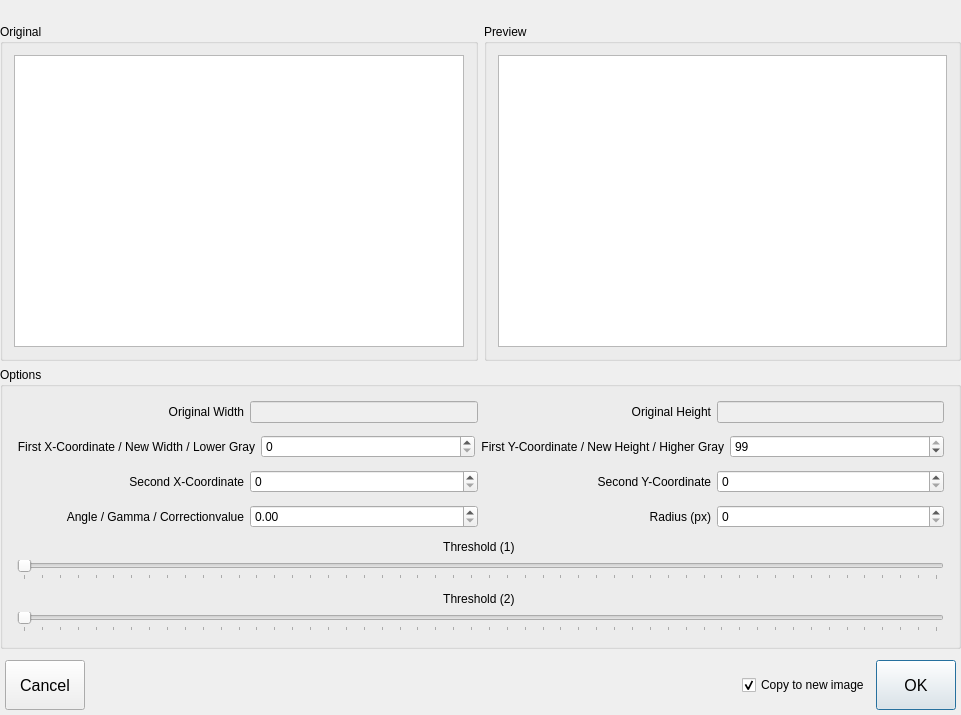
This is KomischesCAIPProjekt/KPProcessingWindow.ui in Kixel/KomischesCAIPProjekt as Qt 5 draws it before an edit. The edited form follows.
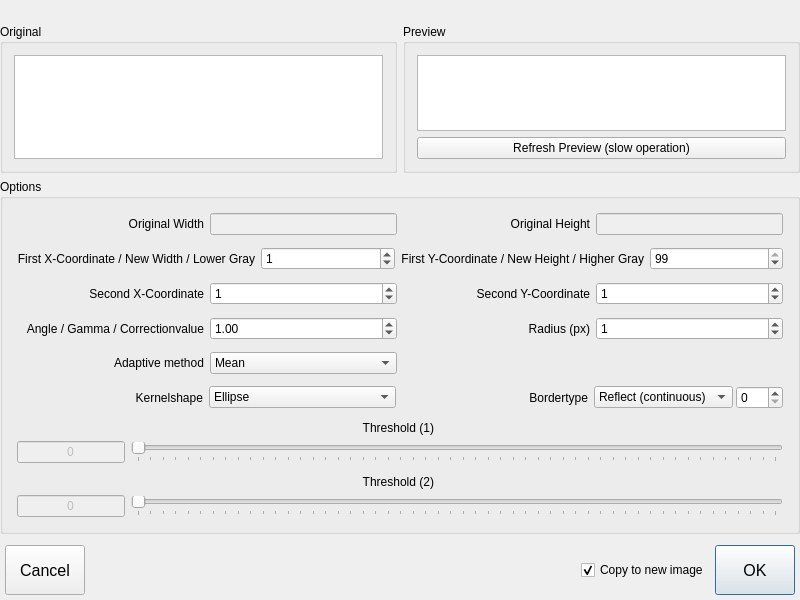
This is the edited form.

The edit to the form file:
```diff
--- a/KomischesCAIPProjekt/KPProcessingWindow.ui
+++ b/KomischesCAIPProjekt/KPProcessingWindow.ui
@@ -6,8 +6,8 @@
    <rect>
     <x>0</x>
     <y>0</y>
-    <width>961</width>
-    <height>715</height>
+    <width>800</width>
+    <height>600</height>
    </rect>
   </property>
   <property name="windowTitle">
@@ -70,6 +70,13 @@
         <item row="0" column="0">
          <widget class="QGraphicsView" name="qgv_preview"/>
         </item>
+        <item row="1" column="0">
+         <widget class="QPushButton" name="buttonRefresh">
+          <property name="text">
+           <string>Refresh Preview (slow operation)</string>
+          </property>
+         </widget>
+        </item>
        </layout>
       </widget>
      </item>
@@ -183,7 +190,11 @@
           </widget>
          </item>
          <item>
-          <widget class="QSpinBox" name="spinBox"/>
+          <widget class="QSpinBox" name="spinBox">
+           <property name="value">
+            <number>1</number>
+           </property>
+          </widget>
          </item>
          <item>
           <widget class="QLabel" name="label_7">
@@ -234,7 +245,11 @@
           </widget>
          </item>
          <item>
-          <widget class="QSpinBox" name="spinBox_3"/>
+          <widget class="QSpinBox" name="spinBox_3">
+           <property name="value">
+            <number>1</number>
+           </property>
+          </widget>
          </item>
          <item>
           <widget class="QLabel" name="label_9">
@@ -247,7 +262,11 @@
           </widget>
          </item>
          <item>
-          <widget class="QSpinBox" name="spinBox_4"/>
+          <widget class="QSpinBox" name="spinBox_4">
+           <property name="value">
+            <number>1</number>
+           </property>
+          </widget>
          </item>
         </layout>
        </widget>
@@ -311,7 +330,11 @@
              <number>0</number>
             </property>
             <item row="0" column="0">
-             <widget class="QDoubleSpinBox" name="doubleSpinBox"/>
+             <widget class="QDoubleSpinBox" name="doubleSpinBox">
+              <property name="value">
+               <double>1.000000000000000</double>
+              </property>
+             </widget>
             </item>
            </layout>
           </widget>
@@ -366,7 +389,179 @@
              <number>0</number>
             </property>
             <item row="0" column="0">
-             <widget class="QSpinBox" name="spinBox_5"/>
+             <widget class="QSpinBox" name="spinBox_5">
+              <property name="value">
+               <number>1</number>
+              </property>
+             </widget>
+            </item>
+           </layout>
+          </widget>
+         </item>
+        </layout>
+       </widget>
+      </item>
+      <item>
+       <widget class="QWidget" name="w_comboBox" native="true">
+        <layout class="QHBoxLayout" name="horizontalLayout_9">
+         <property name="leftMargin">
+          <number>3</number>
+         </property>
+         <property name="topMargin">
+          <number>3</number>
+         </property>
+         <property name="rightMargin">
+          <number>3</number>
+         </property>
+         <property name="bottomMargin">
+          <number>3</number>
+         </property>
+         <item>
+          <widget class="QLabel" name="label_11">
+           <property name="text">
+            <string>Adaptive method</string>
+           </property>
+           <property name="alignment">
+            <set>Qt::AlignRight|Qt::AlignTrailing|Qt::AlignVCenter</set>
+           </property>
+          </widget>
+         </item>
+         <item>
+          <widget class="QComboBox" name="comboBox">
+           <item>
+            <property name="text">
+             <string>Mean</string>
+            </property>
+           </item>
+           <item>
+            <property name="text">
+             <string>Gaussian</string>
+            </property>
+           </item>
+          </widget>
+         </item>
+         <item>
+          <widget class="QWidget" name="widget_4" native="true"/>
+         </item>
+         <item>
+          <widget class="QWidget" name="widget_5" native="true"/>
+         </item>
+        </layout>
+       </widget>
+      </item>
+      <item>
+       <widget class="QWidget" name="w_morph" native="true">
+        <layout class="QHBoxLayout" name="horizontalLayout_10">
+         <property name="leftMargin">
+          <number>3</number>
+         </property>
+         <property name="topMargin">
+          <number>3</number>
+         </property>
+         <property name="rightMargin">
+          <number>3</number>
+         </property>
+         <property name="bottomMargin">
+          <number>3</number>
+         </property>
+         <item>
+          <widget class="QLabel" name="label_12">
+           <property name="text">
+            <string>Kernelshape</string>
+           </property>
+           <property name="alignment">
+            <set>Qt::AlignRight|Qt::AlignTrailing|Qt::AlignVCenter</set>
+           </property>
+          </widget>
+         </item>
+         <item>
+          <widget class="QComboBox" name="combo_shape">
+           <property name="currentIndex">
+            <number>2</number>
+           </property>
+           <item>
+            <property name="text">
+             <string>Rectangular</string>
+            </property>
+           </item>
+           <item>
+            <property name="text">
+             <string>Cross</string>
+            </property>
+           </item>
+           <item>
+            <property name="text">
+             <string>Ellipse</string>
+            </property>
+           </item>
+          </widget>
+         </item>
+         <item>
+          <widget class="QLabel" name="label_13">
+           <property name="text">
+            <string>Bordertype</string>
+           </property>
+           <property name="alignment">
+            <set>Qt::AlignRight|Qt::AlignTrailing|Qt::AlignVCenter</set>
+           </property>
+          </widget>
+         </item>
+         <item>
+          <widget class="QWidget" name="widget_6" native="true">
+           <layout class="QHBoxLayout" name="horizontalLayout_11">
+            <property name="spacing">
+             <number>3</number>
+            </property>
+            <property name="leftMargin">
+             <number>0</number>
+            </property>
+            <property name="topMargin">
+             <number>0</number>
+            </property>
+            <property name="rightMargin">
+             <number>0</number>
+            </property>
+            <property name="bottomMargin">
+             <number>0</number>
+            </property>
+            <item>
+             <widget class="QComboBox" name="comboBorder">
+              <property name="currentIndex">
+               <number>4</number>
+              </property>
+              <item>
+               <property name="text">
+                <string>Constant value</string>
+               </property>
+              </item>
+              <item>
+               <property name="text">
+                <string>Replicate</string>
+               </property>
+              </item>
+              <item>
+               <property name="text">
+                <string>Reflect</string>
+               </property>
+              </item>
+              <item>
+               <property name="text">
+                <string>Wrap</string>
+               </property>
+              </item>
+              <item>
+               <property name="text">
+                <string>Reflect (continuous)</string>
+               </property>
+              </item>
+             </widget>
+            </item>
+            <item>
+             <widget class="QSpinBox" name="spinnerBorder">
+              <property name="maximum">
+               <number>255</number>
+              </property>
+             </widget>
             </item>
            </layout>
           </widget>
@@ -400,20 +595,52 @@
           </widget>
          </item>
          <item>
-          <widget class="QSlider" name="horizontalSlider">
-           <property name="maximum">
-            <number>255</number>
+          <layout class="QHBoxLayout" name="horizontalLayout_7">
+           <property name="topMargin">
+            <number>0</number>
            </property>
-           <property name="orientation">
-            <enum>Qt::Horizontal</enum>
-           </property>
-           <property name="tickPosition">
-            <enum>QSlider::TicksBelow</enum>
-           </property>
-           <property name="tickInterval">
-            <number>5</number>
-           </property>
-          </widget>
+           <item>
+            <widget class="QLineEdit" name="lineEdit_3">
+             <property name="enabled">
+              <bool>false</bool>
+             </property>
+             <property name="sizePolicy">
+              <sizepolicy hsizetype="Minimum" vsizetype="Fixed">
+               <horstretch>0</horstretch>
+               <verstretch>0</verstretch>
+              </sizepolicy>
+             </property>
+             <property name="minimumSize">
+              <size>
+               <width>30</width>
+               <height>0</height>
+              </size>
+             </property>
+             <property name="text">
+              <string>0</string>
+             </property>
+             <property name="alignment">
+              <set>Qt::AlignCenter</set>
+             </property>
+            </widget>
+           </item>
+           <item>
+            <widget class="QSlider" name="horizontalSlider">
+             <property name="maximum">
+              <number>255</number>
+             </property>
+             <property name="orientation">
+              <enum>Qt::Horizontal</enum>
+             </property>
+             <property name="tickPosition">
+              <enum>QSlider::TicksBelow</enum>
+             </property>
+             <property name="tickInterval">
+              <number>5</number>
+             </property>
+            </widget>
+           </item>
+          </layout>
          </item>
         </layout>
        </widget>
@@ -444,20 +671,46 @@
           </widget>
          </item>
          <item>
-          <widget class="QSlider" name="horizontalSlider_2">
-           <property name="maximum">
-            <number>255</number>
+          <layout class="QHBoxLayout" name="horizontalLayout_8">
+           <property name="topMargin">
+            <number>0</number>
            </property>
-           <property name="orientation">
-            <enum>Qt::Horizontal</enum>
-           </property>
-           <property name="tickPosition">
-            <enum>QSlider::TicksBelow</enum>
-           </property>
-           <property name="tickInterval">
-            <number>5</number>
-           </property>
-          </widget>
+           <item>
+            <widget class="QLineEdit" name="lineEdit_4">
+             <property name="enabled">
+              <bool>false</bool>
+             </property>
+             <property name="sizePolicy">
+              <sizepolicy hsizetype="Minimum" vsizetype="Fixed">
+               <horstretch>0</horstretch>
+               <verstretch>0</verstretch>
+              </sizepolicy>
+             </property>
+             <property name="text">
+              <string>0</string>
+             </property>
+             <property name="alignment">
+              <set>Qt::AlignCenter</set>
+             </property>
+            </widget>
+           </item>
+           <item>
+            <widget class="QSlider" name="horizontalSlider_2">
+             <property name="maximum">
+              <number>255</number>
+             </property>
+             <property name="orientation">
+              <enum>Qt::Horizontal</enum>
+             </property>
+             <property name="tickPosition">
+              <enum>QSlider::TicksBelow</enum>
+             </property>
+             <property name="tickInterval">
+              <number>5</number>
+             </property>
+            </widget>
+           </item>
+          </layout>
          </item>
         </layout>
        </widget>
```
